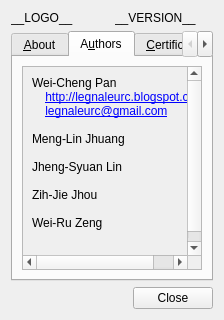
Qt form gui/src/widget/aboutwidget.ui (legnaleurc/khopper) before a commit.
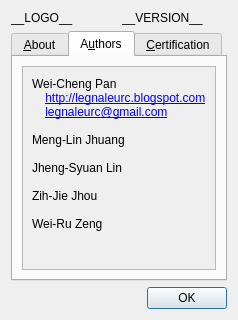
The same form after that commit. The open tabs and pages were chosen to show the change. Icons and pictures are not drawn.

Commit message: [GUI] Fix the about widget size.

Diff of the .ui file:
```diff
--- a/gui/src/widget/aboutwidget.ui
+++ b/gui/src/widget/aboutwidget.ui
@@ -6,14 +6,17 @@
    <rect>
     <x>0</x>
     <y>0</y>
-    <width>224</width>
-    <height>320</height>
+    <width>242</width>
+    <height>306</height>
    </rect>
   </property>
   <property name="windowTitle">
    <string>About Khopper</string>
   </property>
   <layout class="QVBoxLayout" name="verticalLayout">
+   <property name="sizeConstraint">
+    <enum>QLayout::SetFixedSize</enum>
+   </property>
    <item>
     <layout class="QHBoxLayout" name="horizontalLayout">
      <item>
@@ -76,8 +79,8 @@
            <rect>
             <x>0</x>
             <y>0</y>
-            <width>180</width>
-            <height>206</height>
+            <width>198</width>
+            <height>192</height>
            </rect>
           </property>
           <layout class="QGridLayout" name="gridLayout_2">
@@ -133,7 +136,7 @@
    <item>
     <widget class="QDialogButtonBox" name="buttonBox">
      <property name="standardButtons">
-      <set>QDialogButtonBox::Close</set>
+      <set>QDialogButtonBox::Ok</set>
      </property>
     </widget>
    </item>
```
Left out of the diff: 13 changed lines with no effect on the pictures.
